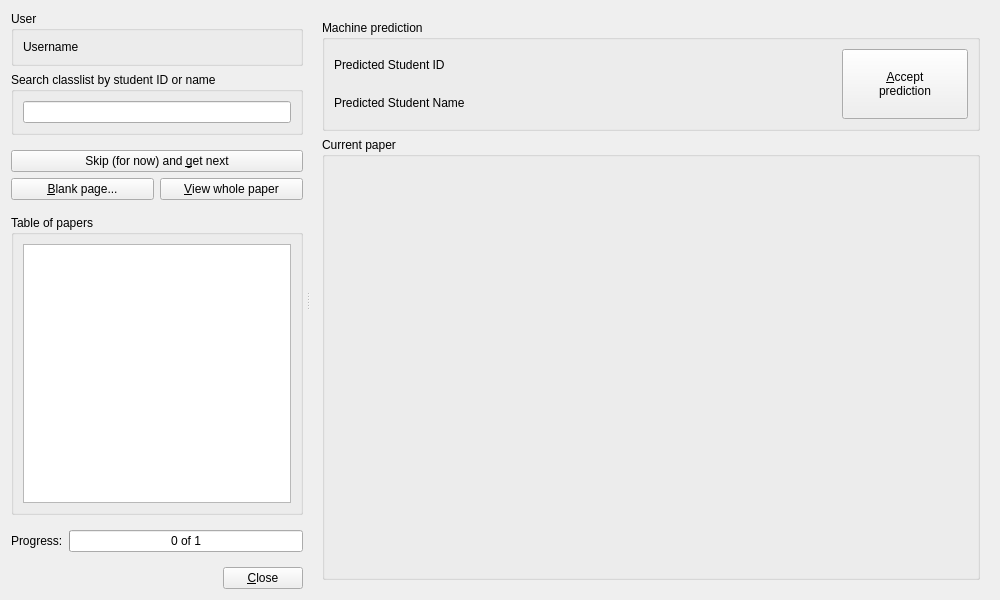
Before: the Qt Designer form qtCreatorFiles/ui_identify.ui in plomgrading/plom, drawn with Qt 5.
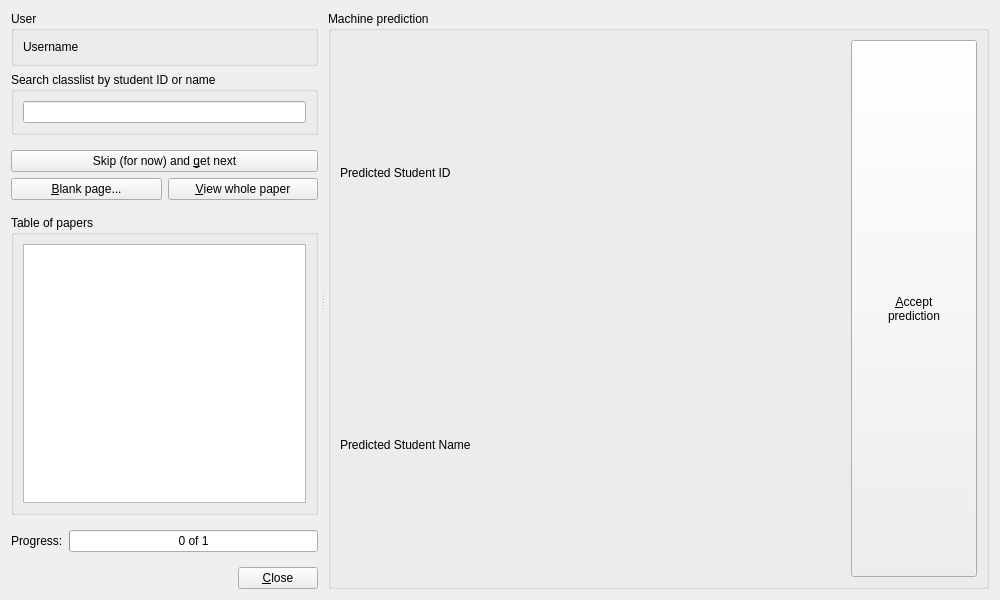
After: the same form once the commit is applied.

Patch:
```diff
--- a/qtCreatorFiles/ui_identify.ui
+++ b/qtCreatorFiles/ui_identify.ui
@@ -240,11 +240,23 @@
         <verstretch>0</verstretch>
        </sizepolicy>
       </property>
-      <layout class="QVBoxLayout" name="verticalLayout_3">
+      <layout class="QVBoxLayout" name="rightPaneLayout">
+       <property name="leftMargin">
+        <number>0</number>
+       </property>
+       <property name="topMargin">
+        <number>0</number>
+       </property>
+       <property name="rightMargin">
+        <number>0</number>
+       </property>
+       <property name="bottomMargin">
+        <number>0</number>
+       </property>
        <item>
         <widget class="QGroupBox" name="predictionBox">
          <property name="sizePolicy">
-          <sizepolicy hsizetype="Preferred" vsizetype="Expanding">
+          <sizepolicy hsizetype="Preferred" vsizetype="Preferred">
            <horstretch>0</horstretch>
            <verstretch>1</verstretch>
           </sizepolicy>
@@ -296,24 +308,6 @@
          </layout>
         </widget>
        </item>
-       <item>
-        <widget class="QGroupBox" name="paperBox">
-         <property name="sizePolicy">
-          <sizepolicy hsizetype="Preferred" vsizetype="Expanding">
-           <horstretch>0</horstretch>
-           <verstretch>4</verstretch>
-          </sizepolicy>
-         </property>
-         <property name="title">
-          <string>Current paper</string>
-         </property>
-         <layout class="QGridLayout" name="paperBoxLayout">
-          <property name="sizeConstraint">
-           <enum>QLayout::SetDefaultConstraint</enum>
-          </property>
-         </layout>
-        </widget>
-       </item>
       </layout>
      </widget>
     </widget>
```
